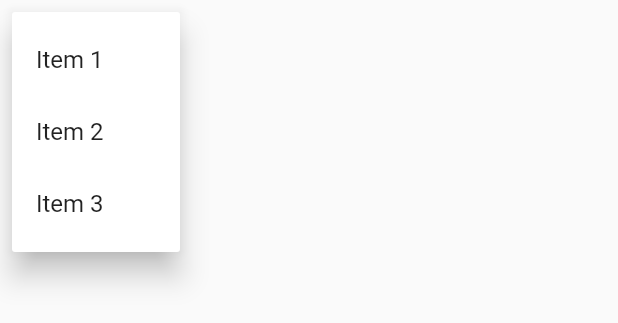
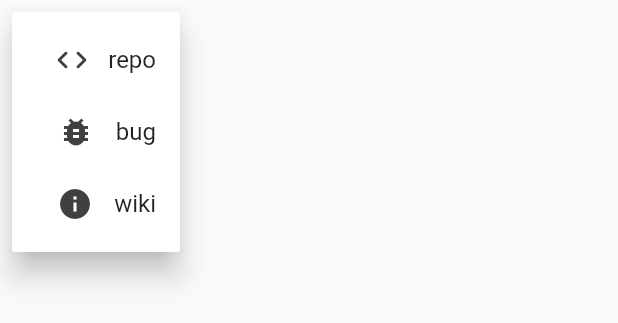
Before and after one commit to VTIvanov20/remote, a Flutter app: the CustomPopupMenuButton widget shown alone on an empty page, opened directly, after a tap on the "more vert" icon, on a phone screen of 412 x 824 dp. Shown: the top 323 px of the screen. Run offline on Flutter 3.47's test engine with Material 2 defaults, Android fonts, the phone set to English and light mode, and no system bars.

Commit message:
Merge url buttons into popup landscape menu

```diff
--- a/app/lib/widgets/popup.dart
+++ b/app/lib/widgets/popup.dart
@@ -1,4 +1,12 @@
 import 'package:flutter/material.dart';
+import 'package:movie_app/widgets/components/link_button.dart';
+import 'package:url_launcher/url_launcher.dart';
+
+final Uri _repoUrl = Uri.parse('https://github.com/VTIvanov20/flutter-app');
+final Uri _bugUrl =
+    Uri.parse('https://github.com/VTIvanov20/flutter-app/issues');
+final Uri _wikiUrl =
+    Uri.parse('https://github.com/VTIvanov20/flutter-app/wiki');
 
 class CustomPopupMenuButton extends StatelessWidget {
   final Function(String) onItemSelected;
@@ -10,25 +18,80 @@ class CustomPopupMenuButton extends StatelessWidget {
     return PopupMenuButton<String>(
       icon: const Icon(
         Icons.more_vert,
-        color: Colors.white, // Set the color of the icon to white
+        color: Colors.white,
       ),
       onSelected: (String result) {
         onItemSelected(result);
       },
       itemBuilder: (BuildContext context) => <PopupMenuEntry<String>>[
-        const PopupMenuItem<String>(
+        _buildPopupMenuItem(
           value: 'item1',
-          child: Text('Item 1'),
+          icon: Icons.code_rounded,
+          text: 'repo',
         ),
-        const PopupMenuItem<String>(
+        _buildPopupMenuItem(
           value: 'item2',
-          child: Text('Item 2'),
+          icon: Icons.bug_report,
+          text: 'bug',
         ),
-        const PopupMenuItem<String>(
+        _buildPopupMenuItem(
           value: 'item3',
-          child: Text('Item 3'),
+          icon: Icons.info,
+          text: 'wiki',
         ),
       ],
     );
   }
+
+  PopupMenuItem<String> _buildPopupMenuItem({
+    required String value,
+    required IconData icon,
+    required String text,
+  }) {
+    return PopupMenuItem<String>(
+      value: value,
+      child: Row(
+        children: [
+          LinkIcon(
+            icon: icon,
+            onPressed: () {
+              switch (text){
+                case "repo": {
+                  _launchRepoUrl();
+                }
+                break;
+                case "bug": {
+                  _launchBugUrl();
+                }
+                break;
+                case "wiki": {
+                  _launchWikiUrl();
+                }
+                break;
+              }
+            },
+          ),
+          Text(text),
+        ],
+      ),
+    );
+  }
 }
+
+Future<void> _launchRepoUrl() async {
+  if (!await launchUrl(_repoUrl)) {
+    throw Exception('Could not launch $_repoUrl');
+  }
+}
+
+Future<void> _launchBugUrl() async {
+  if (!await launchUrl(_bugUrl)) {
+    throw Exception('Could not launch $_bugUrl');
+  }
+}
+
+Future<void> _launchWikiUrl() async {
+  if (!await launchUrl(_wikiUrl)) {
+    throw Exception('Could not launch $_wikiUrl');
+  }
+}
```
